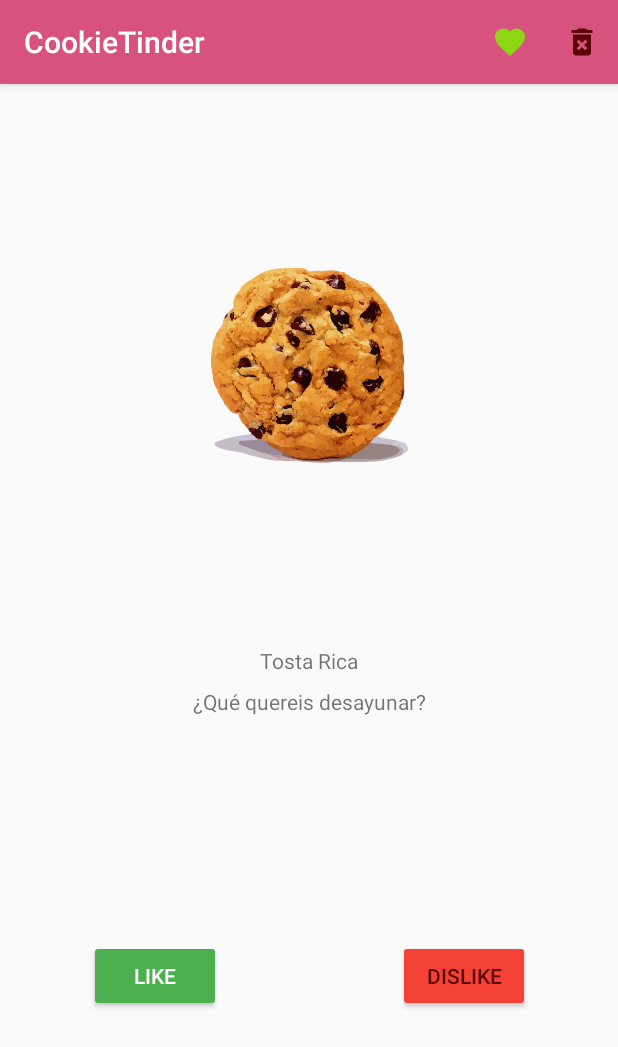
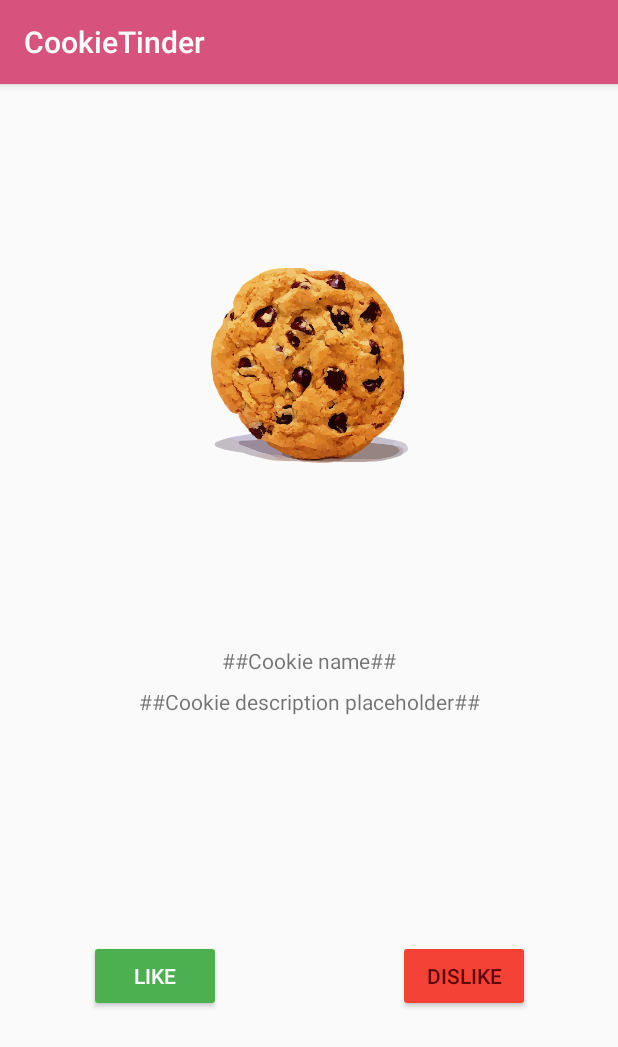
Before and after one commit to lgvalle/androidkotlinworkshop, an Android app: the screen it shows after launch (MainActivity), on a phone screen of 412 x 824 dp. Shown: the top 1047 px of the screen. Run offline under Robolectric (Android 15) with nearby library versions, the phone set to English and light mode, and no system bars.

Commit message:
Remove unnecessary

```diff
--- a/app/src/main/AndroidManifest.xml
+++ b/app/src/main/AndroidManifest.xml
@@ -11,7 +11,6 @@
         android:supportsRtl="true"
         android:theme="@style/AppTheme"
         tools:ignore="GoogleAppIndexingWarning">
-        <activity android:name=".liked.LikedCookiesActivity" />
         <activity android:name=".MainActivity">
             <intent-filter>
                 <action android:name="android.intent.action.MAIN" />
--- a/app/src/main/java/com/kotlinsevilla/cookietinder/Cookie.kt
+++ /dev/null
@@ -1,4 +0,0 @@
-package com.kotlinsevilla.cookietinder
-
-
-data class Cookie(val name: String, val description: String, val hasChocolate: Boolean = false)
--- a/app/src/main/java/com/kotlinsevilla/cookietinder/CookieRepository.kt
+++ /dev/null
@@ -1,49 +0,0 @@
-package com.kotlinsevilla.cookietinder
-
-
-class CookieRepository(dataSet: List<Cookie> = emptyList()) {
-
-    private val liked = mutableListOf<Cookie>()
-    private val disliked = mutableListOf<Cookie>()
-    private val allCookies = dataSet.takeIf { it.isNotEmpty() } ?: listOf(
-        Cookie("Tosta Rica", "¿Qué quereis desayunar?"),
-        Cookie("Oreo", "Interesada en el cine de acción", true),
-        Cookie("Tosta Rica Like 1", "¿Qué quereis desayunar?"),
-        Cookie("Tosta Rica Like 2", "¿Qué quereis desayunar?"),
-        Cookie("Tosta Rica Like 3", "¿Qué quereis desayunar?"),
-        Cookie("Tosta Rica Like 4", "¿Qué quereis desayunar?"),
-        Cookie("Tosta Rica DISLike 1", "¿Qué quereis desayunar?"),
-        Cookie("Tosta Rica DISLike 2", "¿Qué quereis desayunar?"),
-        Cookie("Tosta Rica DISLike 3", "¿Qué quereis desayunar?"),
-        Cookie("Tosta Rica DISLike 4", "¿Qué quereis desayunar?"),
-        Cookie("Maria Dorada", "Le gusta tomar el sol y pasear por la playa")
-    )
-
-    fun getAllCookies(predicate: (Cookie) -> Boolean = { true }) = allCookies.filter(predicate)
-
-    fun getChocolateFreeCookies() = allCookies.filter { !it.hasChocolate }
-
-    fun like(cookie: Cookie) {
-        liked.add(cookie)
-    }
-
-    fun dislike(cookie: Cookie) {
-        disliked.add(cookie)
-    }
-
-    fun likedCookies(): List<Cookie> {
-        return liked
-    }
-
-    fun dislikedCookies(): List<Cookie> {
-        return disliked
-    }
-
-    companion object RepositoryCompanion {
-        private val cookieRepository = CookieRepository()
-        fun getInstance(): CookieRepository {
-            return cookieRepository
-        }
-
-    }
-}
--- a/app/src/main/java/com/kotlinsevilla/cookietinder/MainActivity.kt
+++ b/app/src/main/java/com/kotlinsevilla/cookietinder/MainActivity.kt
@@ -1,66 +1,13 @@
 package com.kotlinsevilla.cookietinder
 
-import android.content.Intent
 import android.os.Bundle
-import android.view.Menu
-import android.view.MenuItem
-import android.view.View
-import android.widget.ImageView
-import android.widget.TextView
 import androidx.appcompat.app.AppCompatActivity
-import com.kotlinsevilla.cookietinder.liked.LikedCookiesActivity
 
 class MainActivity : AppCompatActivity() {
-
-    lateinit var allCookies: List<Cookie> // TODO (explicar lateinit)
-    private var current: Int = 0
 
     override fun onCreate(savedInstanceState: Bundle?) {
         super.onCreate(savedInstanceState)
         setContentView(R.layout.activity_main)
-
-        allCookies = CookieRepository.getInstance().getAllCookies()
-
-        loadNext()
     }
 
-    override fun onCreateOptionsMenu(menu: Menu?): Boolean {
-        menuInflater.inflate(R.menu.main_menu, menu)
-        return true
-    }
-
-    override fun onOptionsItemSelected(item: MenuItem?): Boolean {
-        when (item?.itemId) {
-            R.id.liked -> startActivity(Intent(this, LikedCookiesActivity::class.java))
-            R.id.disliked -> startActivity(Intent(this, LikedCookiesActivity::class.java))
-        }
-        return super.onOptionsItemSelected(item)
-    }
-
-    fun onLike(view: View) {
-        CookieRepository.getInstance().like(allCookies[current])
-        loadNext()
-    }
-
-    fun onDislike(view: View) {
-        CookieRepository.getInstance().dislike(allCookies[current])
-        loadNext()
-    }
-
-    fun loadNext() {
-        val cookieImageView = findViewById<ImageView>(R.id.cookieImage)
-        val cookieName = findViewById<TextView>(R.id.cookieName)
-        val cookieDescription = findViewById<TextView>(R.id.cookieDescription)
-
-        val cookie = allCookies[current]
-        cookieName.text = cookie.name
-        cookieDescription.text = cookie.description
-
-        // TODO - control del final del array
-        if (allCookies.size > current) {
-            current++
-        }
-    }
-
-
 }
--- a/app/src/main/res/drawable/ic_disliked.xml
+++ /dev/null
@@ -1,9 +0,0 @@
-<vector xmlns:android="http://schemas.android.com/apk/res/android"
-    android:width="24dp"
-    android:height="24dp"
-    android:viewportWidth="24"
-    android:viewportHeight="24">
-  <path
-      android:fillColor="@color/dislike"
-      android:pathData="M6,19c0,1.1 0.9,2 2,2h8c1.1,0 2,-0.9 2,-2L18,7L6,7v12zM8.46,11.88l1.41,-1.41L12,12.59l2.12,-2.12 1.41,1.41L13.41,14l2.12,2.12 -1.41,1.41L12,15.41l-2.12,2.12 -1.41,-1.41L10.59,14l-2.13,-2.12zM15.5,4l-1,-1h-5l-1,1L5,4v2h14L19,4z"/>
-</vector>
--- a/app/src/main/res/drawable/ic_liked.xml
+++ /dev/null
@@ -1,9 +0,0 @@
-<vector xmlns:android="http://schemas.android.com/apk/res/android"
-    android:width="24dp"
-    android:height="24dp"
-    android:viewportWidth="24"
-    android:viewportHeight="24">
-  <path
-      android:fillColor="#8cd614"
-      android:pathData="M12,21.35l-1.45,-1.32C5.4,15.36 2,12.28 2,8.5 2,5.42 4.42,3 7.5,3c1.74,0 3.41,0.81 4.5,2.09C13.09,3.81 14.76,3 16.5,3 19.58,3 22,5.42 22,8.5c0,3.78 -3.4,6.86 -8.55,11.54L12,21.35z"/>
-</vector>
--- a/app/src/main/res/layout/activity_main.xml
+++ b/app/src/main/res/layout/activity_main.xml
@@ -10,7 +10,7 @@
         android:id="@+id/cookieName"
         android:layout_width="wrap_content"
         android:layout_height="wrap_content"
-        android:text="Cookie name"
+        android:text="@string/cookie_name_placeholder"
         app:layout_constraintBottom_toBottomOf="parent"
         app:layout_constraintLeft_toLeftOf="parent"
         app:layout_constraintRight_toRightOf="parent"
@@ -41,7 +41,7 @@
         android:layout_marginStart="8dp"
         android:layout_marginTop="8dp"
         android:layout_marginEnd="8dp"
-        android:text="Cookie description"
+        android:text="@string/cookie_description_placeholder"
         app:layout_constraintEnd_toEndOf="parent"
         app:layout_constraintStart_toStartOf="parent"
         app:layout_constraintTop_toBottomOf="@+id/cookieName" />
@@ -55,8 +55,7 @@
         android:layout_marginEnd="8dp"
         android:layout_marginBottom="8dp"
         android:backgroundTint="@color/like"
-        android:onClick="onLike"
-        android:text="Like"
+        android:text="@string/like"
         android:textColor="#FFFFFF"
         app:layout_constraintBottom_toBottomOf="parent"
         app:layout_constraintEnd_toStartOf="@+id/guideline"
@@ -72,8 +71,7 @@
         android:layout_marginEnd="8dp"
         android:layout_marginBottom="8dp"
         android:backgroundTint="#F44336"
-        android:text="Dislike"
-        android:onClick="onDislike"
+        android:text="@string/dislike"
         android:textColor="@color/dislike"
         app:layout_constraintBottom_toBottomOf="parent"
         app:layout_constraintEnd_toEndOf="parent"
@@ -85,6 +83,6 @@
         android:layout_width="wrap_content"
         android:layout_height="wrap_content"
         android:orientation="vertical"
-        app:layout_constraintGuide_percent="0.50121653" />
+        app:layout_constraintGuide_percent="0.50" />
 
 </androidx.constraintlayout.widget.ConstraintLayout>
--- a/app/src/main/res/menu/main_menu.xml
+++ /dev/null
@@ -1,17 +0,0 @@
-<?xml version="1.0" encoding="utf-8"?>
-<menu xmlns:android="http://schemas.android.com/apk/res/android"
-    xmlns:app="http://schemas.android.com/apk/res-auto">
-
-    <item
-        android:id="@+id/liked"
-        android:icon="@drawable/ic_liked"
-        android:title="Liked Cookies"
-        app:showAsAction="always" />
-
-    <item
-        android:id="@+id/disliked"
-        android:icon="@drawable/ic_disliked"
-        android:title="Disliked Cookies"
-        app:showAsAction="always" />
-
-</menu>
--- a/app/src/main/res/values/strings.xml
+++ b/app/src/main/res/values/strings.xml
@@ -1,3 +1,7 @@
 <resources>
     <string name="app_name">CookieTinder</string>
+    <string name="dislike">Dislike</string>
+    <string name="like">Like</string>
+    <string name="cookie_description_placeholder">##Cookie description placeholder##</string>
+    <string name="cookie_name_placeholder">##Cookie name##</string>
 </resources>
```
Also changed, not shown: app/src/main/java/com/kotlinsevilla/cookietinder/liked/LikedCookiesActivity.kt (deleted, +0 -35 lines), app/src/main/java/com/kotlinsevilla/cookietinder/liked/MyAdapter.kt (deleted, +0 -35 lines), app/src/main/res/layout/activity_liked_cookies.xml (deleted, +0 -12 lines), app/src/main/res/layout/liked_cookies_row.xml (deleted, +0 -28 lines), 2 other files.
